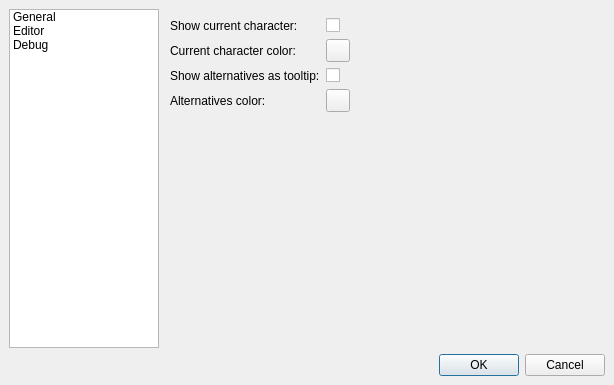
The window that gui/settings.ui (uliss/quneiform) describes before a commit, drawn with Qt 5.
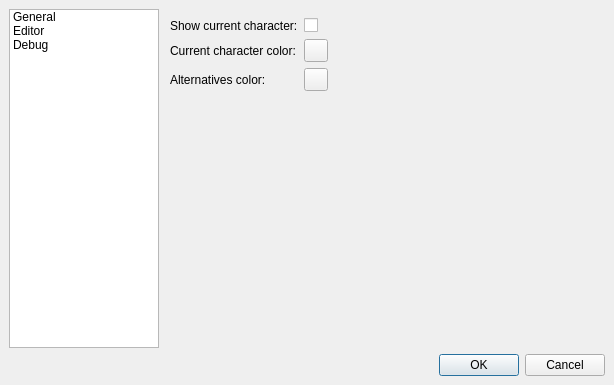
The same window after the commit. Icons and pictures are not drawn. Custom widgets are drawn as their Qt base class.

Commit message: Settings and Format dialog improvements

What changed in the file:
```diff
--- a/gui/settings.ui
+++ b/gui/settings.ui
@@ -119,6 +119,9 @@
           <layout class="QVBoxLayout" name="verticalLayout_2">
            <item>
             <layout class="QFormLayout" name="formLayout_2">
+             <property name="fieldGrowthPolicy">
+              <enum>QFormLayout::AllNonFixedFieldsGrow</enum>
+             </property>
              <item row="0" column="0">
               <widget class="QLabel" name="showCurrentCharacterLabel">
                <property name="text">
@@ -140,23 +143,13 @@
               <widget class="ColorButton" name="currentCharacterColorButton"/>
              </item>
              <item row="2" column="0">
-              <widget class="QLabel" name="showAlternativesAsTooltipLabel">
-               <property name="text">
-                <string>Show alternatives as tooltip:</string>
-               </property>
-              </widget>
-             </item>
-             <item row="2" column="1">
-              <widget class="QCheckBox" name="showAlternativesAsTooltipCheckBox"/>
-             </item>
-             <item row="3" column="0">
               <widget class="QLabel" name="alternativesColorLabel">
                <property name="text">
                 <string>Alternatives color:</string>
                </property>
               </widget>
              </item>
-             <item row="3" column="1">
+             <item row="2" column="1">
               <widget class="ColorButton" name="alternativeColorButton"/>
              </item>
             </layout>
```
The commit also changes 7 other files.
